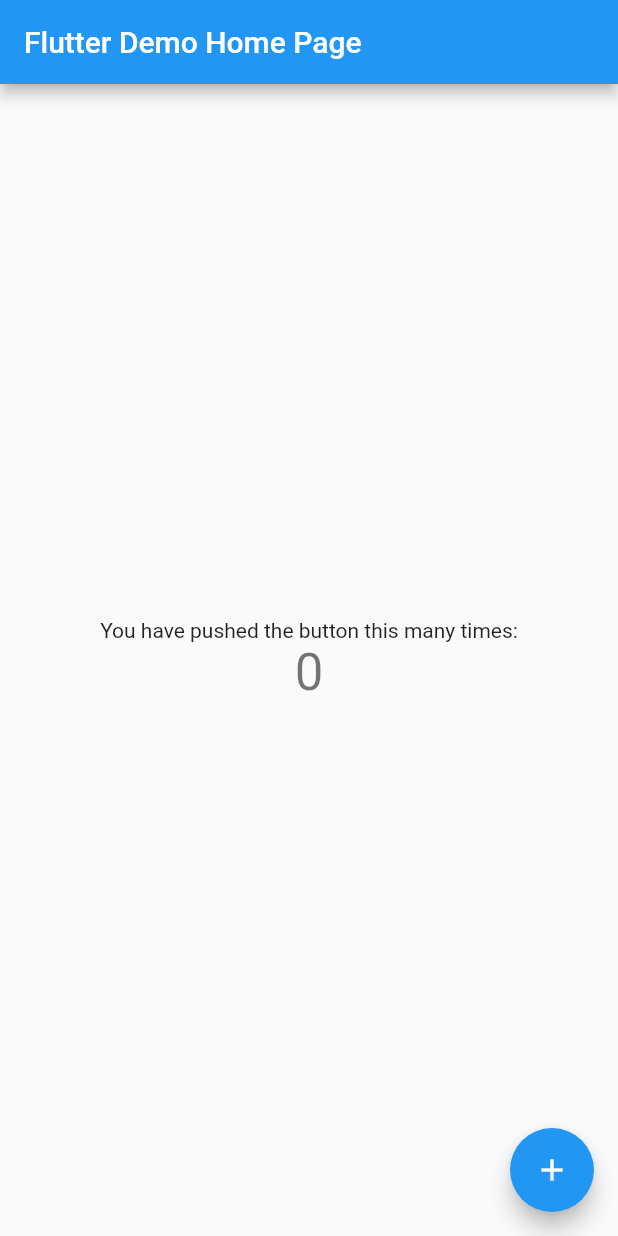
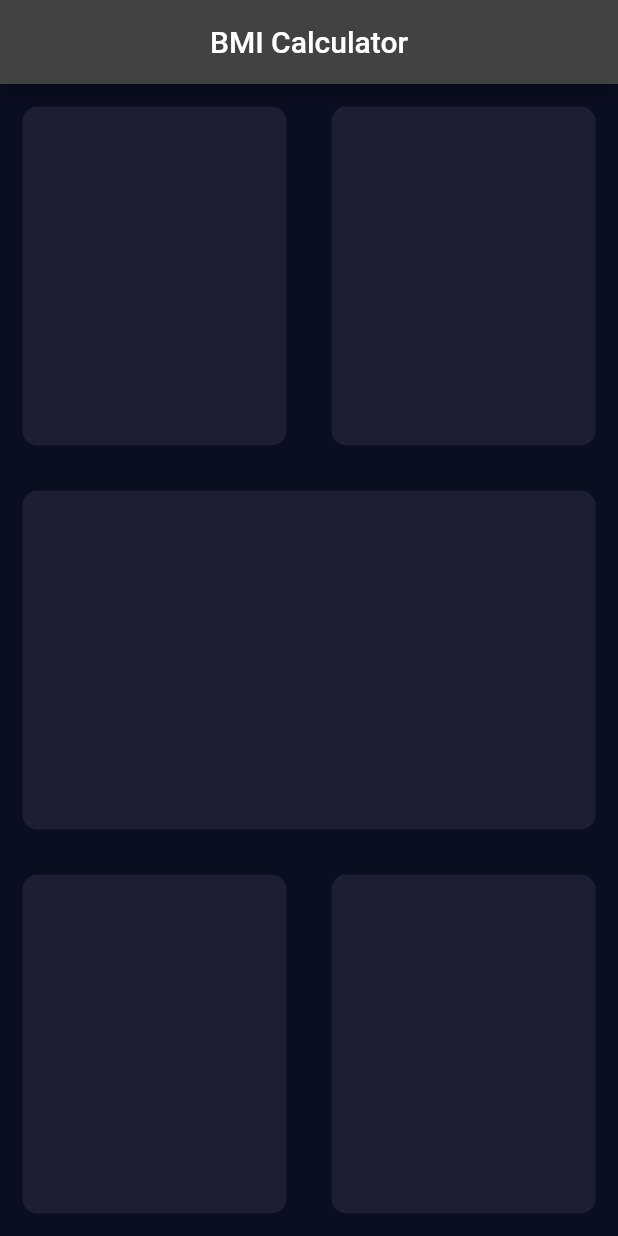
Before and after one commit to sadiqmmm/bmi_calculator, a Flutter app: the screen it shows after launch, on a phone screen of 412 x 824 dp. Run offline on Flutter 3.47's test engine with Material 2 defaults, Android fonts, the phone set to English and light mode, and no system bars.

Commit message:
Add the cards with layout

```diff
--- /dev/null
+++ b/lib/input_page.dart
@@ -0,0 +1,67 @@
+import 'package:flutter/material.dart';
+
+class InputPage extends StatefulWidget {
+  const InputPage({Key? key}) : super(key: key);
+
+  @override
+  _InputPageState createState() => _InputPageState();
+}
+
+class _InputPageState extends State<InputPage> {
+  @override
+  Widget build(BuildContext context) {
+    return Scaffold(
+      appBar: AppBar(
+        title: const Text('BMI Calculator'),
+        centerTitle: true,
+      ),
+      body: Column(
+        children: <Widget>[
+          Expanded(
+            child: Row(
+              children: <Widget>[
+                Expanded(
+                  child: ReusableCard(colour: const Color(0xFF1D1E33)),
+                ),
+                Expanded(
+                  child: ReusableCard(colour: const Color(0xFF1D1E33)),
+                ),
+              ],
+            ),
+          ),
+          Expanded(
+            child: ReusableCard(colour: const Color(0xFF1D1E33)),
+          ),
+          Expanded(
+              child: Row(
+            children: <Widget>[
+              Expanded(
+                child: ReusableCard(colour: const Color(0xFF1D1E33)),
+              ),
+              Expanded(
+                child: ReusableCard(colour: const Color(0xFF1D1E33)),
+              )
+            ],
+          )),
+        ],
+      ),
+    );
+  }
+}
+
+class ReusableCard extends StatelessWidget {
+  ReusableCard({Key? key, required this.colour}) : super(key: key);
+
+  Color colour;
+
+  @override
+  Widget build(BuildContext context) {
+    return Container(
+      margin: const EdgeInsets.all(15.0),
+      decoration: BoxDecoration(
+        color: colour,
+        borderRadius: BorderRadius.circular(10.0),
+      ),
+    );
+  }
+}
--- a/lib/main.dart
+++ b/lib/main.dart
@@ -1,4 +1,5 @@
 import 'package:flutter/material.dart';
+import 'input_page.dart';
 
 void main() {
   runApp(const MyApp());
@@ -7,109 +8,15 @@ void main() {
 class MyApp extends StatelessWidget {
   const MyApp({Key? key}) : super(key: key);
 
-  // This widget is the root of your application.
   @override
   Widget build(BuildContext context) {
     return MaterialApp(
-      title: 'Flutter Demo',
-      theme: ThemeData(
-        // This is the theme of your application.
-        //
-        // Try running your application with "flutter run". You'll see the
-        // application has a blue toolbar. Then, without quitting the app, try
-        // changing the primarySwatch below to Colors.green and then invoke
-        // "hot reload" (press "r" in the console where you ran "flutter run",
-        // or simply save your changes to "hot reload" in a Flutter IDE).
-        // Notice that the counter didn't reset back to zero; the application
-        // is not restarted.
-        primarySwatch: Colors.blue,
+      title: "BMI Calculator",
+      theme: ThemeData.dark().copyWith(
+        primaryColor: const Color(0xFF0A0E21),
+        scaffoldBackgroundColor: const Color(0xFF0A0E21),
       ),
-      home: const MyHomePage(title: 'Flutter Demo Home Page'),
+      home: const InputPage(),
     );
   }
 }
-
-class MyHomePage extends StatefulWidget {
-  const MyHomePage({Key? key, required this.title}) : super(key: key);
-
-  // This widget is the home page of your application. It is stateful, meaning
-  // that it has a State object (defined below) that contains fields that affect
-  // how it looks.
-
-  // This class is the configuration for the state. It holds the values (in this
-  // case the title) provided by the parent (in this case the App widget) and
-  // used by the build method of the State. Fields in a Widget subclass are
-  // always marked "final".
-
-  final String title;
-
-  @override
-  State<MyHomePage> createState() => _MyHomePageState();
-}
-
-class _MyHomePageState extends State<MyHomePage> {
-  int _counter = 0;
-
-  void _incrementCounter() {
-    setState(() {
-      // This call to setState tells the Flutter framework that something has
-      // changed in this State, which causes it to rerun the build method below
-      // so that the display can reflect the updated values. If we changed
-      // _counter without calling setState(), then the build method would not be
-      // called again, and so nothing would appear to happen.
-      _counter++;
-    });
-  }
-
-  @override
-  Widget build(BuildContext context) {
-    // This method is rerun every time setState is called, for instance as done
-    // by the _incrementCounter method above.
-    //
-    // The Flutter framework has been optimized to make rerunning build methods
-    // fast, so that you can just rebuild anything that needs updating rather
-    // than having to individually change instances of widgets.
-    return Scaffold(
-      appBar: AppBar(
-        // Here we take the value from the MyHomePage object that was created by
-        // the App.build method, and use it to set our appbar title.
-        title: Text(widget.title),
-      ),
-      body: Center(
-        // Center is a layout widget. It takes a single child and positions it
-        // in the middle of the parent.
-        child: Column(
-          // Column is also a layout widget. It takes a list of children and
-          // arranges them vertically. By default, it sizes itself to fit its
-          // children horizontally, and tries to be as tall as its parent.
-          //
-          // Invoke "debug painting" (press "p" in the console, choose the
-          // "Toggle Debug Paint" action from the Flutter Inspector in Android
-          // Studio, or the "Toggle Debug Paint" command in Visual Studio Code)
-          // to see the wireframe for each widget.
-          //
-          // Column has various properties to control how it sizes itself and
-          // how it positions its children. Here we use mainAxisAlignment to
-          // center the children vertically; the main axis here is the vertical
-          // axis because Columns are vertical (the cross axis would be
-          // horizontal).
-          mainAxisAlignment: MainAxisAlignment.center,
-          children: <Widget>[
-            const Text(
-              'You have pushed the button this many times:',
-            ),
-            Text(
-              '$_counter',
-              style: Theme.of(context).textTheme.headline4,
-            ),
-          ],
-        ),
-      ),
-      floatingActionButton: FloatingActionButton(
-        onPressed: _incrementCounter,
-        tooltip: 'Increment',
-        child: const Icon(Icons.add),
-      ), // This trailing comma makes auto-formatting nicer for build methods.
-    );
-  }
-}
```
Also changed, not shown: lib/card.dart (added).
